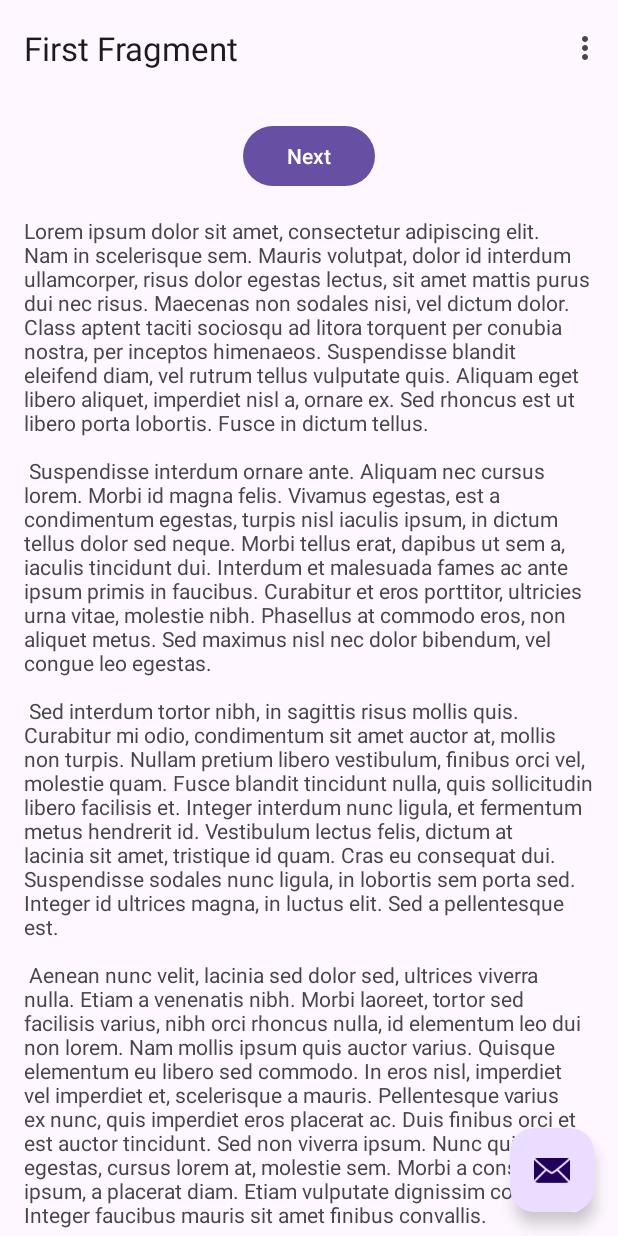
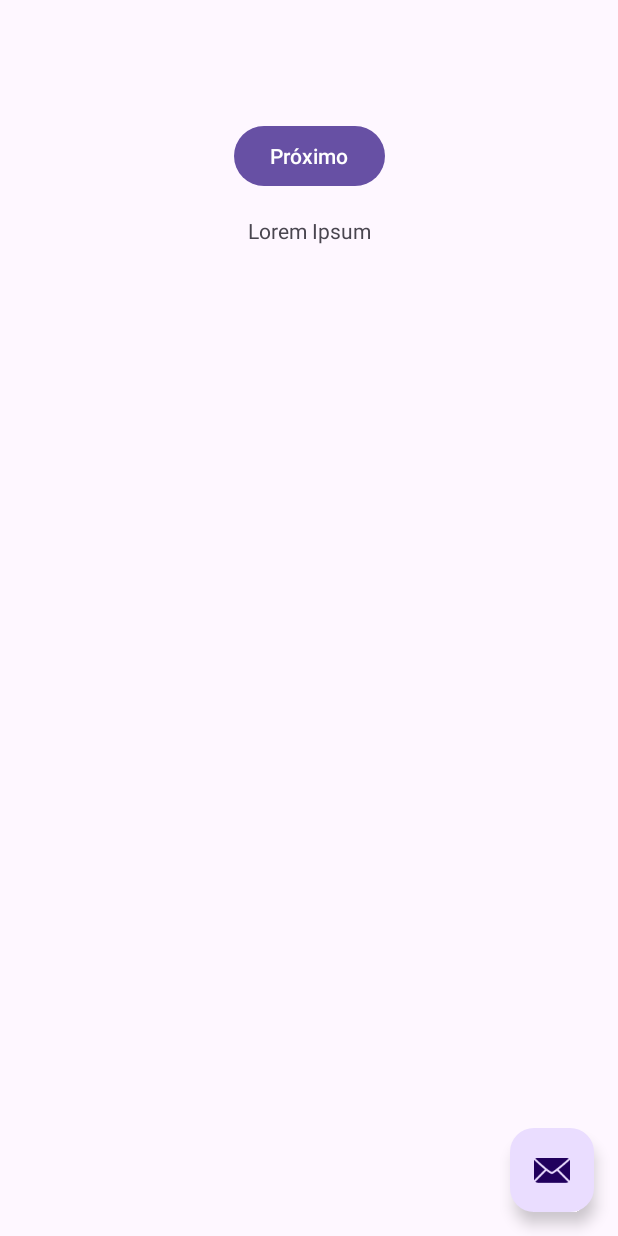
Before and after one commit to heloisasantana/Atv2_ProgMobile, an Android app: the screen it shows after launch (MainActivity), on a phone screen of 412 x 824 dp. Run offline under Robolectric (Android 15) with nearby library versions, the phone set to English and light mode, and no system bars; 1 statement that could not run was skipped.

Commit message:
Upload arquivos

```diff
--- a/app/build.gradle.kts
+++ b/app/build.gradle.kts
@@ -41,6 +41,7 @@ dependencies {
     implementation(libs.constraintlayout)
     implementation(libs.navigation.fragment)
     implementation(libs.navigation.ui)
+    implementation(libs.activity)
     testImplementation(libs.junit)
     androidTestImplementation(libs.ext.junit)
     androidTestImplementation(libs.espresso.core)
--- a/app/src/main/AndroidManifest.xml
+++ b/app/src/main/AndroidManifest.xml
@@ -13,6 +13,9 @@
         android:theme="@style/Theme.MyApplication"
         tools:targetApi="31">
         <activity
+            android:name=".MainActivity2"
+            android:exported="false" />
+        <activity
             android:name=".MainActivity"
             android:exported="true"
             android:theme="@style/Theme.MyApplication">
--- a/app/src/main/java/com/example/myapplication/MainActivity.java
+++ /dev/null
@@ -1,80 +0,0 @@
-package com.example.myapplication;
-
-import android.os.Bundle;
-
-import com.google.android.material.snackbar.Snackbar;
-
-import androidx.appcompat.app.AppCompatActivity;
-
-import android.view.View;
-
-import androidx.navigation.NavController;
-import androidx.navigation.Navigation;
-import androidx.navigation.ui.AppBarConfiguration;
-import androidx.navigation.ui.NavigationUI;
-
-import com.example.myapplication.databinding.ActivityMainBinding;
-
-import android.view.Menu;
-import android.view.MenuItem;
-
-/*
- *@author:Heloísa Santana da Silva
- */
-public class MainActivity extends AppCompatActivity {
-
-    private AppBarConfiguration appBarConfiguration;
-    private ActivityMainBinding binding;
-
-    @Override
-    protected void onCreate(Bundle savedInstanceState) {
-        super.onCreate(savedInstanceState);
-
-        binding = ActivityMainBinding.inflate(getLayoutInflater());
-        setContentView(binding.getRoot());
-
-        setSupportActionBar(binding.toolbar);
-
-        NavController navController = Navigation.findNavController(this, R.id.nav_host_fragment_content_main);
-        appBarConfiguration = new AppBarConfiguration.Builder(navController.getGraph()).build();
-        NavigationUI.setupActionBarWithNavController(this, navController, appBarConfiguration);
-
-        binding.fab.setOnClickListener(new View.OnClickListener() {
-            @Override
-            public void onClick(View view) {
-                Snackbar.make(view, "Replace with your own action", Snackbar.LENGTH_LONG)
-                        .setAnchorView(R.id.fab)
-                        .setAction("Action", null).show();
-            }
-        });
-    }
-
-    @Override
-    public boolean onCreateOptionsMenu(Menu menu) {
-        // Inflate the menu; this adds items to the action bar if it is present.
-        getMenuInflater().inflate(R.menu.menu_main, menu);
-        return true;
-    }
-
-    @Override
-    public boolean onOptionsItemSelected(MenuItem item) {
-        // Handle action bar item clicks here. The action bar will
-        // automatically handle clicks on the Home/Up button, so long
-        // as you specify a parent activity in AndroidManifest.xml.
-        int id = item.getItemId();
-
-        //noinspection SimplifiableIfStatement
-        if (id == R.id.action_settings) {
-            return true;
-        }
-
-        return super.onOptionsItemSelected(item);
-    }
-
-    @Override
-    public boolean onSupportNavigateUp() {
-        NavController navController = Navigation.findNavController(this, R.id.nav_host_fragment_content_main);
-        return NavigationUI.navigateUp(navController, appBarConfiguration)
-                || super.onSupportNavigateUp();
-    }
-}
--- /dev/null
+++ b/app/src/main/java/com/example/myapplication/MainActivity2.java
@@ -0,0 +1,60 @@
+package com.example.myapplication;
+
+import android.os.Bundle;
+import android.view.View;
+import android.widget.Button;
+import android.widget.EditText;
+import android.widget.TextView;
+
+import androidx.appcompat.app.AppCompatActivity;
+/*
+ *@author:Heloísa Santana da Silva
+ */
+class MainActivity extends AppCompatActivity {
+
+    private EditText editTextA, editTextB, editTextC;
+    private TextView textViewResultado;
+
+    @Override
+    protected void onCreate(Bundle savedInstanceState) {
+        super.onCreate(savedInstanceState);
+        setContentView(R.layout.activity_main);
+
+        editTextA = findViewById(R.id.editTextA);
+        editTextB = findViewById(R.id.editTextB);
+        editTextC = findViewById(R.id.editTextC);
+        Button buttonCalcular = findViewById(R.id.buttonCalcular);
+        textViewResultado = findViewById(R.id.textViewResultado);
+
+        buttonCalcular.setOnClickListener(new View.OnClickListener() {
+            @Override
+            public void onClick(View v) {
+                calcularEquacao();
+            }
+        });
+    }
+
+    private void calcularEquacao() {
+        try {
+            double a = Double.parseDouble(editTextA.getText().toString());
+            double b = Double.parseDouble(editTextB.getText().toString());
+            double c = Double.parseDouble(editTextC.getText().toString());
+
+            if (a == 0) {
+                textViewResultado.setText("Não é uma equação de 2º grau.");
+                return;
+            }
+
+            double delta = b * b - 4 * a * c;
+            if (delta < 0) {
+                textViewResultado.setText("Não existem raízes reais.");
+            } else {
+                double x1 = (-b + Math.sqrt(delta)) / (2 * a);
+                double x2 = (-b - Math.sqrt(delta)) / (2 * a);
+                textViewResultado.setText("Delta: " + delta + "\nX1: " + x1 + "\nX2: " + x2);
+            }
+        } catch (NumberFormatException e) {
+            textViewResultado.setText("Por favor, insira números válidos.");
+        }
+    }
+}
--- a/app/src/main/res/values/strings.xml
+++ b/app/src/main/res/values/strings.xml
@@ -1,46 +1,9 @@
 <resources>
-    <string name="app_name">My Application</string>
-    <string name="action_settings">Settings</string>
-    <!-- Strings used for fragments for navigation -->
-    <string name="first_fragment_label">First Fragment</string>
-    <string name="second_fragment_label">Second Fragment</string>
-    <string name="next">Next</string>
-    <string name="previous">Previous</string>
-
-    <string name="lorem_ipsum">
-        Lorem ipsum dolor sit amet, consectetur adipiscing elit. Nam in scelerisque sem. Mauris
-        volutpat, dolor id interdum ullamcorper, risus dolor egestas lectus, sit amet mattis purus
-        dui nec risus. Maecenas non sodales nisi, vel dictum dolor. Class aptent taciti sociosqu ad
-        litora torquent per conubia nostra, per inceptos himenaeos. Suspendisse blandit eleifend
-        diam, vel rutrum tellus vulputate quis. Aliquam eget libero aliquet, imperdiet nisl a,
-        ornare ex. Sed rhoncus est ut libero porta lobortis. Fusce in dictum tellus.\n\n
-        Suspendisse interdum ornare ante. Aliquam nec cursus lorem. Morbi id magna felis. Vivamus
-        egestas, est a condimentum egestas, turpis nisl iaculis ipsum, in dictum tellus dolor sed
-        neque. Morbi tellus erat, dapibus ut sem a, iaculis tincidunt dui. Interdum et malesuada
-        fames ac ante ipsum primis in faucibus. Curabitur et eros porttitor, ultricies urna vitae,
-        molestie nibh. Phasellus at commodo eros, non aliquet metus. Sed maximus nisl nec dolor
-        bibendum, vel congue leo egestas.\n\n
-        Sed interdum tortor nibh, in sagittis risus mollis quis. Curabitur mi odio, condimentum sit
-        amet auctor at, mollis non turpis. Nullam pretium libero vestibulum, finibus orci vel,
-        molestie quam. Fusce blandit tincidunt nulla, quis sollicitudin libero facilisis et. Integer
-        interdum nunc ligula, et fermentum metus hendrerit id. Vestibulum lectus felis, dictum at
-        lacinia sit amet, tristique id quam. Cras eu consequat dui. Suspendisse sodales nunc ligula,
-        in lobortis sem porta sed. Integer id ultrices magna, in luctus elit. Sed a pellentesque
-        est.\n\n
-        Aenean nunc velit, lacinia sed dolor sed, ultrices viverra nulla. Etiam a venenatis nibh.
-        Morbi laoreet, tortor sed facilisis varius, nibh orci rhoncus nulla, id elementum leo dui
-        non lorem. Nam mollis ipsum quis auctor varius. Quisque elementum eu libero sed commodo. In
-        eros nisl, imperdiet vel imperdiet et, scelerisque a mauris. Pellentesque varius ex nunc,
-        quis imperdiet eros placerat ac. Duis finibus orci et est auctor tincidunt. Sed non viverra
-        ipsum. Nunc quis augue egestas, cursus lorem at, molestie sem. Morbi a consectetur ipsum, a
-        placerat diam. Etiam vulputate dignissim convallis. Integer faucibus mauris sit amet finibus
-        convallis.\n\n
-        Phasellus in aliquet mi. Pellentesque habitant morbi tristique senectus et netus et
-        malesuada fames ac turpis egestas. In volutpat arcu ut felis sagittis, in finibus massa
-        gravida. Pellentesque id tellus orci. Integer dictum, lorem sed efficitur ullamcorper,
-        libero justo consectetur ipsum, in mollis nisl ex sed nisl. Donec maximus ullamcorper
-        sodales. Praesent bibendum rhoncus tellus nec feugiat. In a ornare nulla. Donec rhoncus
-        libero vel nunc consequat, quis tincidunt nisl eleifend. Cras bibendum enim a justo luctus
-        vestibulum. Fusce dictum libero quis erat maximus, vitae volutpat diam dignissim.
-    </string>
+    <string name="app_name">Equação do 2º Grau</string>
+    <string name="next">Próximo</string>
+    <string name="previous">Anterior</string>
+    <string name="lorem_ipsum">Lorem Ipsum</string>
+    <string name="action_settings">Configurações</string>
+    <string name="first_fragment_label">Primeiro Fragmento</string>
+    <string name="second_fragment_label">Segundo Fragmento</string>
 </resources>
--- a/gradle/libs.versions.toml
+++ b/gradle/libs.versions.toml
@@ -8,6 +8,7 @@ material = "1.10.0"
 constraintlayout = "2.1.4"
 navigationFragment = "2.6.0"
 navigationUi = "2.6.0"
+activity = "1.8.0"
 
 [libraries]
 junit = { group = "junit", name = "junit", version.ref = "junit" }
@@ -18,6 +19,7 @@ material = { group = "com.google.android.material", name = "material", version.r
 constraintlayout = { group = "androidx.constraintlayout", name = "constraintlayout", version.ref = "constraintlayout" }
 navigation-fragment = { group = "androidx.navigation", name = "navigation-fragment", version.ref = "navigationFragment" }
 navigation-ui = { group = "androidx.navigation", name = "navigation-ui", version.ref = "navigationUi" }
+activity = { group = "androidx.activity", name = "activity", version.ref = "activity" }
 
 [plugins]
 android-application = { id = "com.android.application", version.ref = "agp" }
```
Also changed, not shown: app/src/main/res/layout/activity_main2.xml (added, +44 -0 lines).
